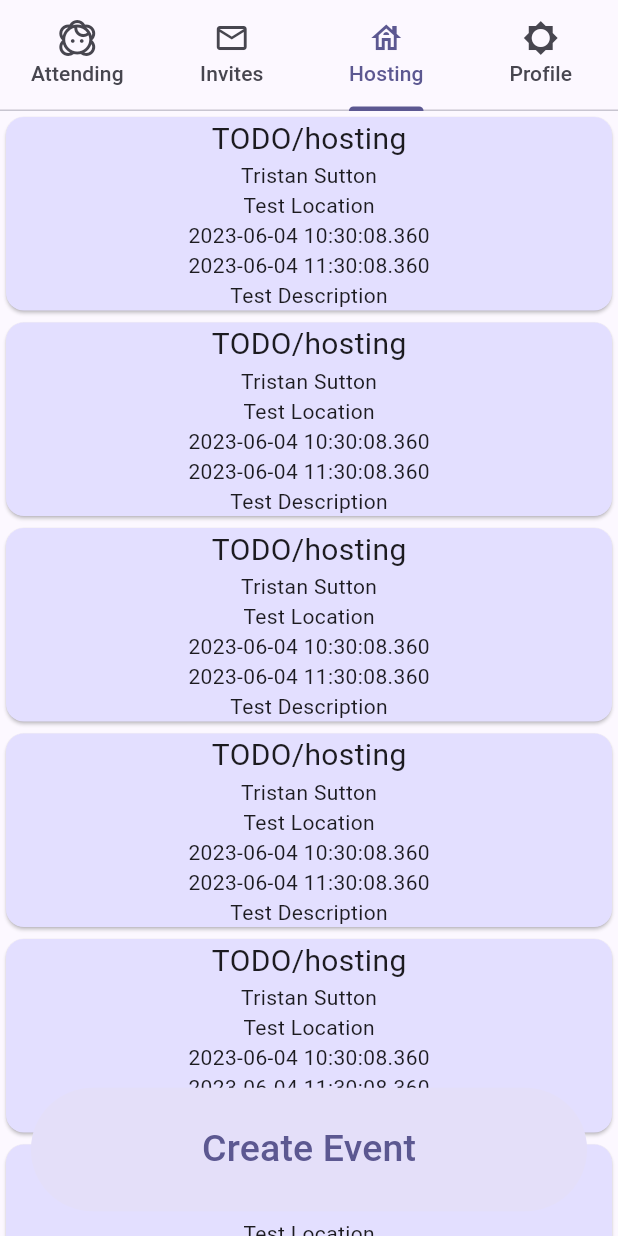
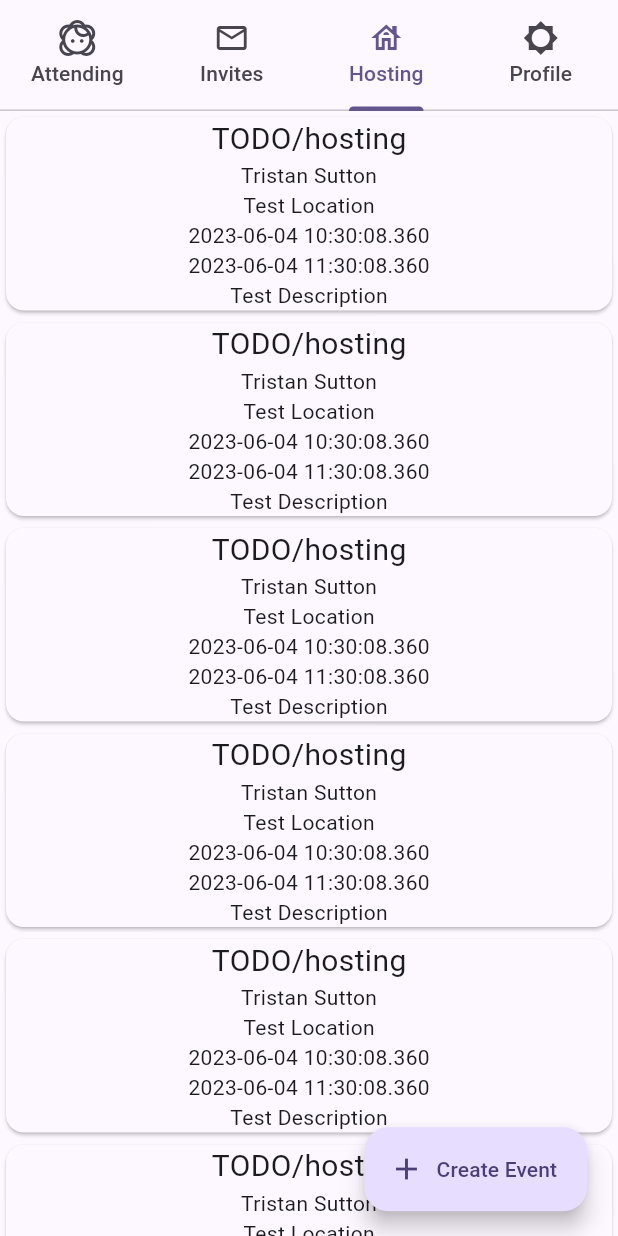
Before and after one commit to relf108/outvite, a Flutter app: the screen it shows after launch, tab 3 chosen, on a phone screen of 412 x 824 dp. Run offline on Flutter 3.47's test engine with Material 2 defaults, Android fonts, the phone set to English and light mode, and no system bars.

Commit message:
Further themeing

```diff
--- a/lib/const/standard_theming.dart
+++ b/lib/const/standard_theming.dart
@@ -26,3 +26,8 @@ class StandardMargins {
     return MediaQuery.of(context).size.width * percent;
   }
 }
+
+class AdditionalColours {
+  static const Color accept = Color.fromARGB(150, 61, 194, 119);
+  static const Color decline = Color.fromARGB(150, 194, 61, 136);
+}
--- a/lib/main.dart
+++ b/lib/main.dart
@@ -19,7 +19,9 @@ class OutviteState extends State<Outvite> {
   Widget build(BuildContext context) {
     return MaterialApp(
         theme: ThemeData(
-            colorSchemeSeed: Color.fromARGB(255, 149, 144, 215), useMaterial3: true),
+          colorSchemeSeed: Color.fromARGB(255, 81, 26, 200),
+          useMaterial3: true,
+        ),
         home: const NavBar(items: [
           [
             Icon(Icons.face_2_outlined),
--- a/lib/object/event.dart
+++ b/lib/object/event.dart
@@ -64,14 +64,14 @@ class Event {
             children: [
               FilledButton.tonal(
                 style: FilledButton.styleFrom(
-                  backgroundColor: Color.fromARGB(255, 207, 255, 197),
+                  backgroundColor: AdditionalColours.accept,
                 ),
                 onPressed: () {},
                 child: const Icon(Icons.check_circle_outline_outlined),
               ),
               FilledButton.tonal(
                 style: FilledButton.styleFrom(
-                  backgroundColor: Color.fromARGB(255, 250, 165, 216),
+                  backgroundColor: AdditionalColours.decline,
                 ),
                 onPressed: () {},
                 child: const Icon(Icons.cancel_outlined),
--- a/lib/widget/create_event_button.dart
+++ b/lib/widget/create_event_button.dart
@@ -9,24 +9,25 @@ class CreateEventButton extends StatelessWidget {
   @override
   Widget build(BuildContext context) {
     return Container(
-        alignment: Alignment.bottomCenter,
+        alignment: Alignment.bottomRight,
         width: MediaQuery.of(context).size.width,
-        margin: EdgeInsets.only(bottom: StandardMargins.heightPercent(context)),
-        child: FilledButton.tonal(
-          style: FilledButton.styleFrom(
-            // backgroundColor: Theme.of(context).colorScheme.secondary,
-            minimumSize: Size(MediaQuery.of(context).size.width * 0.9,
-                MediaQuery.of(context).size.height * 0.1),
-          ),
+        margin: EdgeInsets.fromLTRB(
+            0,
+            0,
+            StandardMargins.widthPercent(context, percent: 0.05),
+            StandardMargins.heightPercent(context)),
+        child: FloatingActionButton.extended(
+          // backgroundColor: Theme.of(context).primaryColor,
           onPressed: () {
             Navigator.of(context).push(MaterialPageRoute(
                 builder: (context) => const EventFeed(
                       endpoint: 'TODO/hosting',
                     )));
           },
-          child: Text('Create Event',
-              style: TextStyle(
-                  fontSize: 25, color: Theme.of(context).colorScheme.primary)),
+          label: const Text(
+            'Create Event',
+          ),
+          icon: const Icon(Icons.add),
         ));
   }
 }
--- a/lib/widget/feed.dart
+++ b/lib/widget/feed.dart
@@ -35,7 +35,7 @@ class EventFeedState extends State<EventFeed> {
                   : EdgeInsets.zero,
               width: MediaQuery.of(context).size.width,
               child: Card(
-                color: Theme.of(context).colorScheme.primaryContainer,
+                color: Theme.of(context).cardColor,
                   child: Column(
                 children: [event.render(context, isInvite: isInvite)],
               )))
```
